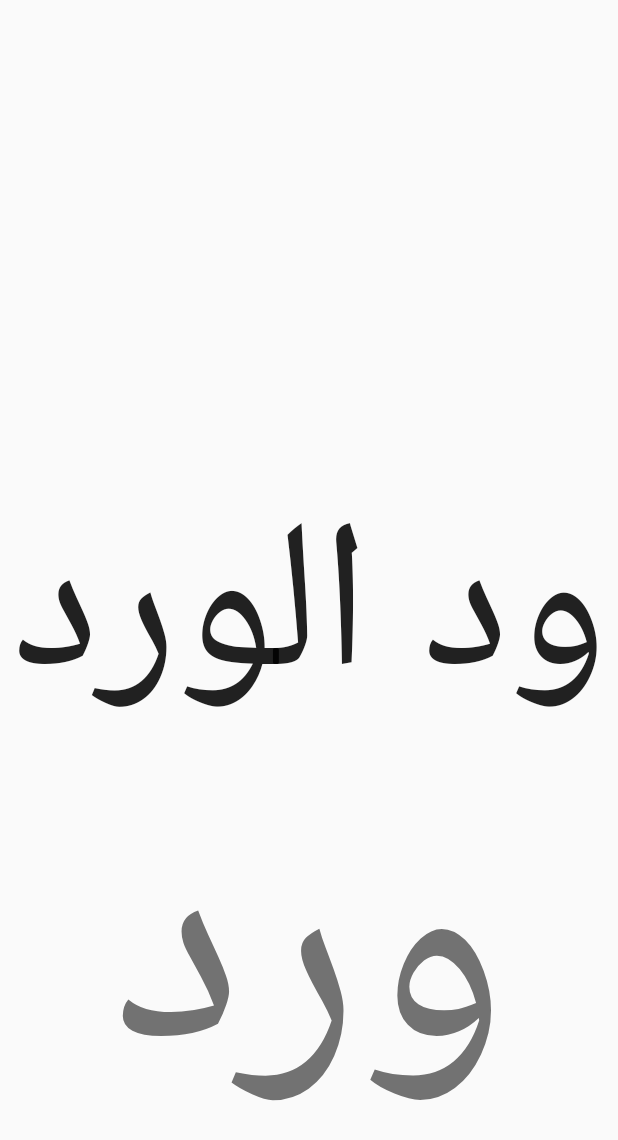
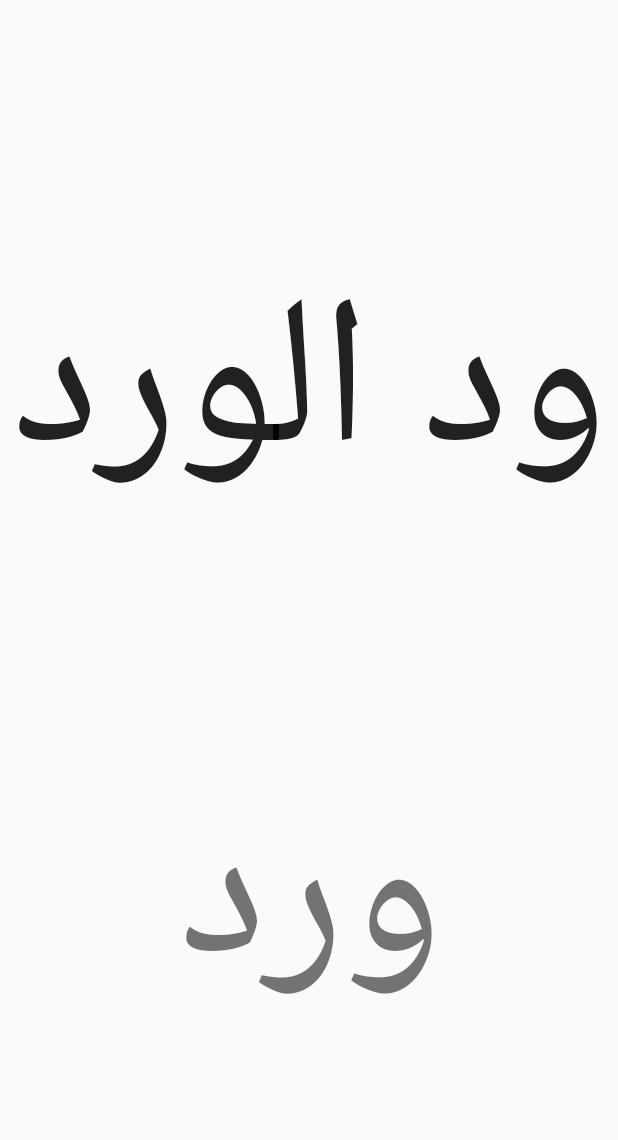
Before and after one commit to SeifMostafa/CHAT, an Android app: the layout fragment_phrase_pick.xml on its own in the app's theme, with its tools: preview values and no code run, on a phone screen of 412 x 824 dp. Shown: the top 1140 px of the screen. Run offline under Robolectric (Android 15) with nearby library versions, the phone set to English and light mode, and no system bars.

Commit message:
WordTrip -> WordJourney

```diff
--- a/app/src/main/java/com/example/seif/seshatplayer/layout/HelpFragment.java
+++ b/app/src/main/java/com/example/seif/seshatplayer/layout/HelpFragment.java
@@ -75,8 +75,7 @@ public class HelpFragment extends Fragment {
         AchievedlessoniBtn.setOnClickListener(new View.OnClickListener() {
             @Override
             public void onClick(View view) {
-                ArrayList<String> data_donewords = ((MainActivity) getActivity()).ReadArchiveWords();
-                //  ArrayList<String> data_donewords =  ((MainActivity) getActivity()).getWords();
+                ArrayList<String> data_donewords = ((MainActivity) getActivity()).readArchiveWords();
 
                 AlertDialog.Builder builder = new AlertDialog.Builder(getActivity());
                 final AlertDialog dialog = builder.create();
--- a/app/src/main/java/com/example/seif/seshatplayer/layout/LessonFragment.java
+++ b/app/src/main/java/com/example/seif/seshatplayer/layout/LessonFragment.java
@@ -278,14 +278,13 @@ public class LessonFragment extends Fragment implements UpdateWord {
             } else {
                 tf = typeface;
             }
-
         } else {
             // change word
-            ((MainActivity) mContext).assignWordAsFinished(word.getText());
+            ((MainActivity) mContext).assignWordAsFinished(instance.word.getText());
             ((MainActivity) mContext).openAnimationFragment(instance.word);
             int time2waitbeforeOpenningPickPhraseFragment = (
                     instance.word.getText().length() + 2) * 1000;
-
+            //Log.i("LessonFragment","Time " +time2waitbeforeOpenningPickPhraseFragment );
             mhandler.postDelayed(new Runnable() {
                 @Override
                 public void run() {
--- a/app/src/main/res/layout/fragment_phrase_pick.xml
+++ b/app/src/main/res/layout/fragment_phrase_pick.xml
@@ -19,17 +19,22 @@
         app:layout_constraintBottom_toBottomOf="parent"
         app:layout_constraintLeft_toLeftOf="parent"
         app:layout_constraintRight_toRightOf="parent"
-        app:layout_constraintTop_toTopOf="parent" />
+        app:layout_constraintTop_toTopOf="parent"
+        app:layout_constraintHorizontal_bias="0.502"
+        app:layout_constraintVertical_bias="0.246" />
 
     <TextView
         android:id="@+id/textView_picked"
         android:layout_width="wrap_content"
         android:layout_height="wrap_content"
         android:text="@string/text"
-        android:textSize="@dimen/activity_word_textsize"
+        android:textSize="@dimen/activity_phrase_textsize"
         app:layout_constraintBottom_toBottomOf="parent"
         app:layout_constraintLeft_toLeftOf="parent"
         app:layout_constraintRight_toRightOf="parent"
-        />
+        android:layout_marginTop="0dp"
+        app:layout_constraintTop_toBottomOf="@+id/textView_phrase"
+        app:layout_constraintHorizontal_bias="0.503"
+        android:layout_marginBottom="-1dp" />
 
 </android.support.constraint.ConstraintLayout>
--- a/app/src/main/res/layout/layout_word_listview_item.xml
+++ b/app/src/main/res/layout/layout_word_listview_item.xml
@@ -27,6 +27,7 @@
         android:layout_height="wrap_content"
         android:textSize="@dimen/activity_word_textsize_listitem"
         android:id="@+id/textView_word_item_txt"
+        android:textAlignment="center"
         android:layout_weight="1" />
 
     <ImageButton
```
Also changed, not shown: app/src/main/java/com/example/seif/seshatplayer/MainActivity.java (+7 -6 lines), 1 other file.
